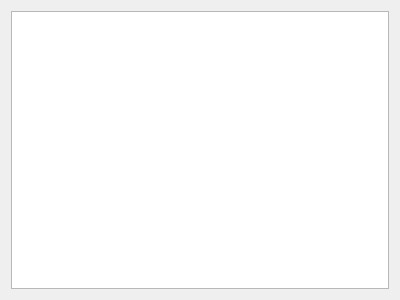
Above: ui/LogWindow.ui from lcbb/athena before the change. Below: the same form after it.
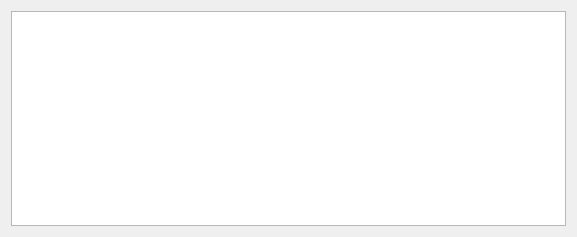
That is the form after the change.

Commit message: Towards reflective version reporting

The edit to the form file:
```diff
--- a/ui/LogWindow.ui
+++ b/ui/LogWindow.ui
@@ -6,8 +6,8 @@
    <rect>
     <x>0</x>
     <y>0</y>
-    <width>400</width>
-    <height>300</height>
+    <width>577</width>
+    <height>237</height>
    </rect>
   </property>
   <property name="windowTitle">
```
The commit also changes 2 other files.
